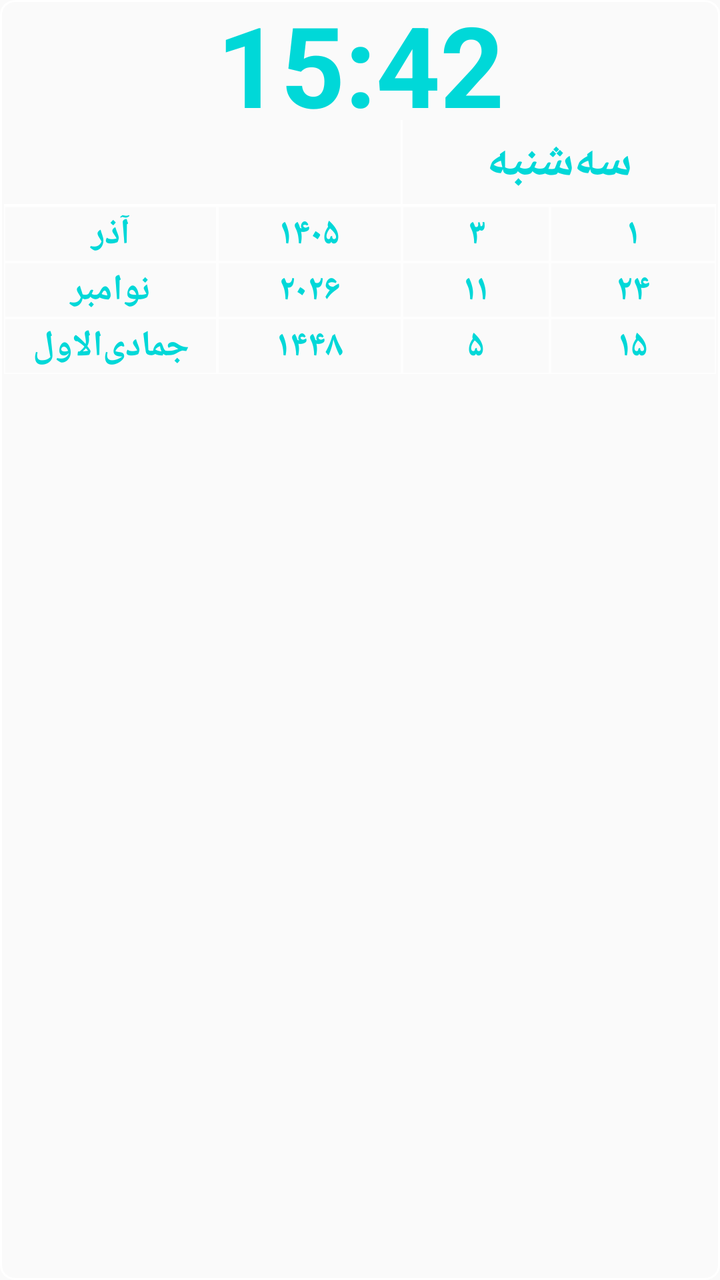
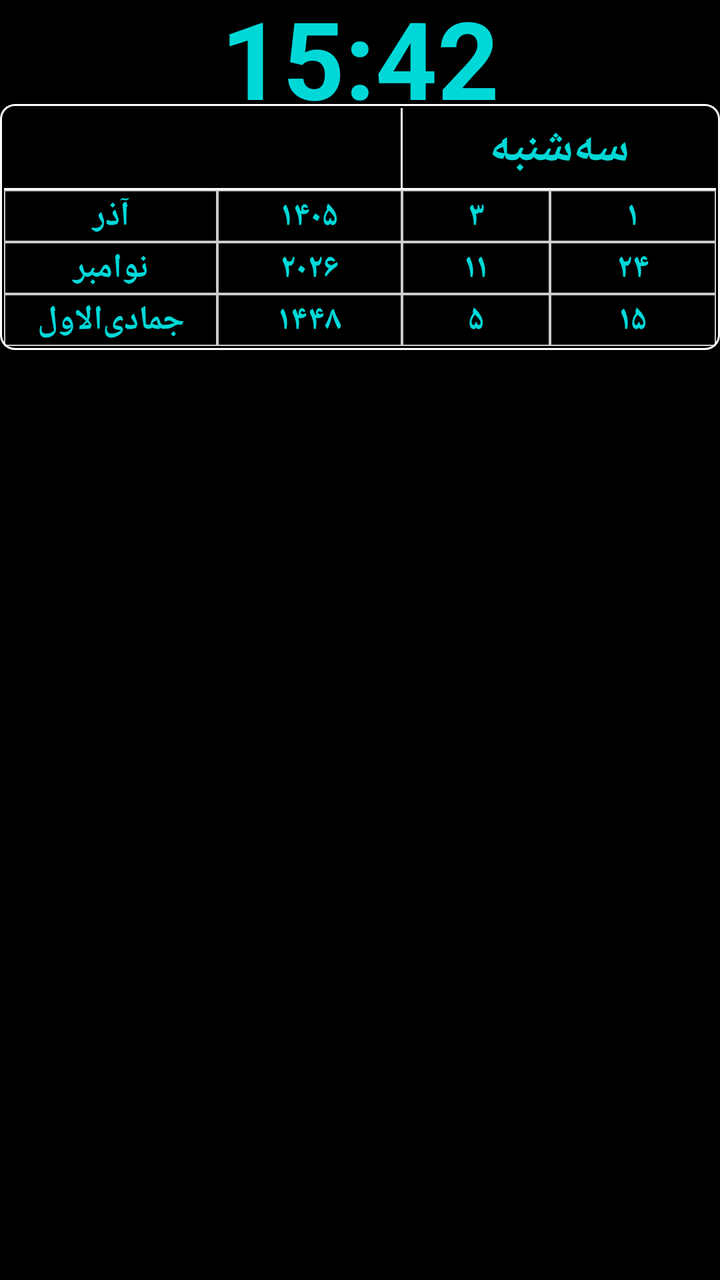

Two renders of the same Android screen: before a commit and after it. Below are the layout's source before the change and the commit's diff.
<!-- AndroidManifest.xml: application theme android:Theme.Material.Light.NoActionBar -->
<!-- res/layout/widget_calendar.xml -->
<?xml version="1.0" encoding="utf-8"?>
<LinearLayout xmlns:android="http://schemas.android.com/apk/res/android"
    android:id="@+id/widgetRoot"
    android:layout_width="match_parent"
    android:layout_height="wrap_content"
    android:orientation="vertical"
    android:layoutDirection="rtl"
    android:background="@drawable/widget_outline"
    android:padding="2dp">

    <TextView
        android:id="@+id/clockText"
        android:layout_width="match_parent"
        android:layout_height="58dp"
        android:gravity="center"
        android:fontFamily="sans-serif"
        android:includeFontPadding="false"
        android:singleLine="true"
        android:text="15:42"
        android:textColor="#FF00D8D8"
        android:textSize="56sp"
        android:textStyle="bold" />

    <LinearLayout
        android:layout_width="match_parent"
        android:layout_height="42dp"
        android:orientation="horizontal"
        android:layoutDirection="rtl"
        android:gravity="center_vertical">

        <TextView
            android:id="@+id/weekdayText"
            android:layout_width="0dp"
            android:layout_height="match_parent"
            android:layout_weight="1.7"
            android:gravity="center"
            android:singleLine="true"
            android:text="سه‌شنبه"
            android:textColor="#FF00D8D8"
            android:textSize="25sp"
            android:textStyle="bold" />

        <View
            android:layout_width="1dp"
            android:layout_height="match_parent"
            android:background="#FFFFFFFF" />

        <TextView
            android:id="@+id/eventsText"
            android:layout_width="0dp"
            android:layout_height="match_parent"
            android:layout_weight="2.15"
            android:gravity="center"
            android:paddingStart="4dp"
            android:paddingEnd="4dp"
            android:text=""
            android:textColor="#FF00D8D8"
            android:textSize="15sp"
            android:textStyle="bold"
            android:maxLines="2"
            android:ellipsize="end" />
    </LinearLayout>

    <View
        android:layout_width="match_parent"
        android:layout_height="1dp"
        android:background="#FFFFFFFF" />

    <LinearLayout
        android:layout_width="match_parent"
        android:layout_height="28dp"
        android:orientation="horizontal"
        android:layoutDirection="rtl">
        <TextView android:id="@+id/pDay" android:layout_width="0dp" android:layout_height="match_parent" android:layout_weight="0.9" android:gravity="center" android:singleLine="true" android:background="@drawable/widget_cell" android:padding="1dp" android:text="۱" android:textColor="#FF00D8D8" android:textSize="18sp" android:textStyle="bold"/>
        <TextView android:id="@+id/pMonthNum" android:layout_width="0dp" android:layout_height="match_parent" android:layout_weight="0.8" android:gravity="center" android:singleLine="true" android:background="@drawable/widget_cell" android:padding="1dp" android:text="۳" android:textColor="#FF00D8D8" android:textSize="18sp" android:textStyle="bold"/>
        <TextView android:id="@+id/pYear" android:layout_width="0dp" android:layout_height="match_parent" android:layout_weight="1.0" android:gravity="center" android:singleLine="true" android:background="@drawable/widget_cell" android:padding="1dp" android:text="۱۴۰۵" android:textColor="#FF00D8D8" android:textSize="18sp" android:textStyle="bold"/>
        <TextView android:id="@+id/pMonth" android:layout_width="0dp" android:layout_height="match_parent" android:layout_weight="1.15" android:gravity="center" android:singleLine="true" android:background="@drawable/widget_cell" android:padding="1dp" android:text="آذر" android:textColor="#FF00D8D8" android:textSize="18sp" android:textStyle="bold"/>
    </LinearLayout>

    <LinearLayout
        android:layout_width="match_parent"
        android:layout_height="28dp"
        android:orientation="horizontal"
        android:layoutDirection="rtl">
        <TextView android:id="@+id/gDay" android:layout_width="0dp" android:layout_height="match_parent" android:layout_weight="0.9" android:gravity="center" android:singleLine="true" android:background="@drawable/widget_cell" android:padding="1dp" android:text="۲۴" android:textColor="#FF00D8D8" android:textSize="18sp" android:textStyle="bold"/>
        <TextView android:id="@+id/gMonthNum" android:layout_width="0dp" android:layout_height="match_parent" android:layout_weight="0.8" android:gravity="center" android:singleLine="true" android:background="@drawable/widget_cell" android:padding="1dp" android:text="۱۱" android:textColor="#FF00D8D8" android:textSize="18sp" android:textStyle="bold"/>
        <TextView android:id="@+id/gYear" android:layout_width="0dp" android:layout_height="match_parent" android:layout_weight="1.0" android:gravity="center" android:singleLine="true" android:background="@drawable/widget_cell" android:padding="1dp" android:text="۲۰۲۶" android:textColor="#FF00D8D8" android:textSize="18sp" android:textStyle="bold"/>
        <TextView android:id="@+id/gMonth" android:layout_width="0dp" android:layout_height="match_parent" android:layout_weight="1.15" android:gravity="center" android:singleLine="true" android:background="@drawable/widget_cell" android:padding="1dp" android:text="نوامبر" android:textColor="#FF00D8D8" android:textSize="18sp" android:textStyle="bold"/>
    </LinearLayout>

    <LinearLayout
        android:layout_width="match_parent"
        android:layout_height="28dp"
        android:orientation="horizontal"
        android:layoutDirection="rtl">
        <TextView android:id="@+id/hDay" android:layout_width="0dp" android:layout_height="match_parent" android:layout_weight="0.9" android:gravity="center" android:singleLine="true" android:background="@drawable/widget_cell" android:padding="1dp" android:text="۱۵" android:textColor="#FF00D8D8" android:textSize="18sp" android:textStyle="bold"/>
        <TextView android:id="@+id/hMonthNum" android:layout_width="0dp" android:layout_height="match_parent" android:layout_weight="0.8" android:gravity="center" android:singleLine="true" android:background="@drawable/widget_cell" android:padding="1dp" android:text="۵" android:textColor="#FF00D8D8" android:textSize="18sp" android:textStyle="bold"/>
        <TextView android:id="@+id/hYear" android:layout_width="0dp" android:layout_height="match_parent" android:layout_weight="1.0" android:gravity="center" android:singleLine="true" android:background="@drawable/widget_cell" android:padding="1dp" android:text="۱۴۴۸" android:textColor="#FF00D8D8" android:textSize="18sp" android:textStyle="bold"/>
        <TextView android:id="@+id/hMonth" android:layout_width="0dp" android:layout_height="match_parent" android:layout_weight="1.15" android:gravity="center" android:singleLine="true" android:background="@drawable/widget_cell" android:padding="1dp" android:text="جمادی‌الاول" android:textColor="#FF00D8D8" android:textSize="18sp" android:textStyle="bold"/>
    </LinearLayout>
</LinearLayout>
<!-- resources referenced by this layout -->
<resources>
  <!-- drawable widget_cell (drawable) -->
  <shape xmlns:android="http://schemas.android.com/apk/res/android"><solid android:color="#00000000"/><stroke android:width="0.7dp" android:color="#CCFFFFFF"/></shape>
  <!-- drawable widget_outline (drawable) -->
  <shape xmlns:android="http://schemas.android.com/apk/res/android"><solid android:color="#00000000"/><stroke android:width="1dp" android:color="#FFFFFFFF"/><corners android:radius="7dp"/></shape>
</resources>

<!-- the commit's change to res/layout/widget_calendar.xml (unified diff, before → after) -->
@@ -5,97 +5,106 @@
     android:layout_height="wrap_content"
     android:orientation="vertical"
     android:layoutDirection="rtl"
-    android:background="@drawable/widget_outline"
-    android:padding="2dp">
+    android:background="#FF000000">
 
     <TextView
         android:id="@+id/clockText"
         android:layout_width="match_parent"
-        android:layout_height="58dp"
+        android:layout_height="52dp"
         android:gravity="center"
         android:fontFamily="sans-serif"
         android:includeFontPadding="false"
         android:singleLine="true"
         android:text="15:42"
         android:textColor="#FF00D8D8"
-        android:textSize="56sp"
+        android:textSize="54sp"
         android:textStyle="bold" />
 
     <LinearLayout
+        android:id="@+id/calendarFrame"
         android:layout_width="match_parent"
-        android:layout_height="42dp"
-        android:orientation="horizontal"
+        android:layout_height="wrap_content"
+        android:orientation="vertical"
         android:layoutDirection="rtl"
-        android:gravity="center_vertical">
+        android:background="@drawable/widget_outline"
+        android:padding="2dp">
 
-        <TextView
-            android:id="@+id/weekdayText"
-            android:layout_width="0dp"
-            android:layout_height="match_parent"
-            android:layout_weight="1.7"
-            android:gravity="center"
-            android:singleLine="true"
-            android:text="سه‌شنبه"
-            android:textColor="#FF00D8D8"
-            android:textSize="25sp"
-            android:textStyle="bold" />
+        <LinearLayout
+            android:layout_width="match_parent"
+            android:layout_height="40dp"
+            android:orientation="horizontal"
+            android:layoutDirection="rtl"
+            android:gravity="center_vertical">
+
+            <TextView
+                android:id="@+id/weekdayText"
+                android:layout_width="0dp"
+                android:layout_height="match_parent"
+                android:layout_weight="1.7"
+                android:gravity="center"
+                android:singleLine="true"
+                android:text="سه‌شنبه"
+                android:textColor="#FF00D8D8"
+                android:textSize="24sp"
+                android:textStyle="bold" />
+
+            <View
+                android:layout_width="1dp"
+                android:layout_height="match_parent"
+                android:background="#FFFFFFFF" />
+
+            <TextView
+                android:id="@+id/eventsText"
+                android:layout_width="0dp"
+                android:layout_height="match_parent"
+                android:layout_weight="2.15"
+                android:gravity="center"
+                android:paddingStart="4dp"
+                android:paddingEnd="4dp"
+                android:text=""
+                android:textColor="#FF00D8D8"
+                android:textSize="15sp"
+                android:textStyle="bold"
+                android:maxLines="2"
+                android:ellipsize="end" />
+        </LinearLayout>
 
         <View
-            android:layout_width="1dp"
-            android:layout_height="match_parent"
+            android:layout_width="match_parent"
+            android:layout_height="1dp"
             android:background="#FFFFFFFF" />
 
-        <TextView
-            android:id="@+id/eventsText"
-            android:layout_width="0dp"
-            android:layout_height="match_parent"
-            android:layout_weight="2.15"
-            android:gravity="center"
-            android:paddingStart="4dp"
-            android:paddingEnd="4dp"
-            android:text=""
-            android:textColor="#FF00D8D8"
-            android:textSize="15sp"
-            android:textStyle="bold"
-            android:maxLines="2"
-            android:ellipsize="end" />
-    </LinearLayout>
+        <LinearLayout
+            android:layout_width="match_parent"
+            android:layout_height="26dp"
+            android:orientation="horizontal"
+            android:layoutDirection="rtl">
+            <TextView android:id="@+id/pDay" android:layout_width="0dp" android:layout_height="match_parent" android:layout_weight="0.9" android:gravity="center" android:singleLine="true" android:background="@drawable/widget_cell" android:padding="1dp" android:text="۱" android:textColor="#FF00D8D8" android:textSize="17sp" android:textStyle="bold"/>
+            <TextView android:id="@+id/pMonthNum" android:layout_width="0dp" android:layout_height="match_parent" android:layout_weight="0.8" android:gravity="center" android:singleLine="true" android:background="@drawable/widget_cell" android:padding="1dp" android:text="۳" android:textColor="#FF00D8D8" android:textSize="17sp" android:textStyle="bold"/>
+            <TextView android:id="@+id/pYear" android:layout_width="0dp" android:layout_height="match_parent" android:layout_weight="1.0" android:gravity="center" android:singleLine="true" android:background="@drawable/widget_cell" android:padding="1dp" android:text="۱۴۰۵" android:textColor="#FF00D8D8" android:textSize="17sp" android:textStyle="bold"/>
+            <TextView android:id="@+id/pMonth" android:layout_width="0dp" android:layout_height="match_parent" android:layout_weight="1.15" android:gravity="center" android:singleLine="true" android:background="@drawable/widget_cell" android:padding="1dp" android:text="آذر" android:textColor="#FF00D8D8" android:textSize="17sp" android:textStyle="bold"/>
+        </LinearLayout>
 
-    <View
-        android:layout_width="match_parent"
-        android:layout_height="1dp"
-        android:background="#FFFFFFFF" />
+        <LinearLayout
+            android:layout_width="match_parent"
+            android:layout_height="26dp"
+            android:orientation="horizontal"
+            android:layoutDirection="rtl">
+            <TextView android:id="@+id/gDay" android:layout_width="0dp" android:layout_height="match_parent" android:layout_weight="0.9" android:gravity="center" android:singleLine="true" android:background="@drawable/widget_cell" android:padding="1dp" android:text="۲۴" android:textColor="#FF00D8D8" android:textSize="17sp" android:textStyle="bold"/>
+            <TextView android:id="@+id/gMonthNum" android:layout_width="0dp" android:layout_height="match_parent" android:layout_weight="0.8" android:gravity="center" android:singleLine="true" android:background="@drawable/widget_cell" android:padding="1dp" android:text="۱۱" android:textColor="#FF00D8D8" android:textSize="17sp" android:textStyle="bold"/>
+            <TextView android:id="@+id/gYear" android:layout_width="0dp" android:layout_height="match_parent" android:layout_weight="1.0" android:gravity="center" android:singleLine="true" android:background="@drawable/widget_cell" android:padding="1dp" android:text="۲۰۲۶" android:textColor="#FF00D8D8" android:textSize="17sp" android:textStyle="bold"/>
+            <TextView android:id="@+id/gMonth" android:layout_width="0dp" android:layout_height="match_parent" android:layout_weight="1.15" android:gravity="center" android:singleLine="true" android:background="@drawable/widget_cell" android:padding="1dp" android:text="نوامبر" android:textColor="#FF00D8D8" android:textSize="17sp" android:textStyle="bold"/>
+        </LinearLayout>
 
-    <LinearLayout
-        android:layout_width="match_parent"
-        android:layout_height="28dp"
-        android:orientation="horizontal"
-        android:layoutDirection="rtl">
-        <TextView android:id="@+id/pDay" android:layout_width="0dp" android:layout_height="match_parent" android:layout_weight="0.9" android:gravity="center" android:singleLine="true" android:background="@drawable/widget_cell" android:padding="1dp" android:text="۱" android:textColor="#FF00D8D8" android:textSize="18sp" android:textStyle="bold"/>
-        <TextView android:id="@+id/pMonthNum" android:layout_width="0dp" android:layout_height="match_parent" android:layout_weight="0.8" android:gravity="center" android:singleLine="true" android:background="@drawable/widget_cell" android:padding="1dp" android:text="۳" android:textColor="#FF00D8D8" android:textSize="18sp" android:textStyle="bold"/>
-        <TextView android:id="@+id/pYear" android:layout_width="0dp" android:layout_height="match_parent" android:layout_weight="1.0" android:gravity="center" android:singleLine="true" android:background="@drawable/widget_cell" android:padding="1dp" android:text="۱۴۰۵" android:textColor="#FF00D8D8" android:textSize="18sp" android:textStyle="bold"/>
-        <TextView android:id="@+id/pMonth" android:layout_width="0dp" android:layout_height="match_parent" android:layout_weight="1.15" android:gravity="center" android:singleLine="true" android:background="@drawable/widget_cell" android:padding="1dp" android:text="آذر" android:textColor="#FF00D8D8" android:textSize="18sp" android:textStyle="bold"/>
-    </LinearLayout>
-
-    <LinearLayout
-        android:layout_width="match_parent"
-        android:layout_height="28dp"
-        android:orientation="horizontal"
-        android:layoutDirection="rtl">
-        <TextView android:id="@+id/gDay" android:layout_width="0dp" android:layout_height="match_parent" android:layout_weight="0.9" android:gravity="center" android:singleLine="true" android:background="@drawable/widget_cell" android:padding="1dp" android:text="۲۴" android:textColor="#FF00D8D8" android:textSize="18sp" android:textStyle="bold"/>
-        <TextView android:id="@+id/gMonthNum" android:layout_width="0dp" android:layout_height="match_parent" android:layout_weight="0.8" android:gravity="center" android:singleLine="true" android:background="@drawable/widget_cell" android:padding="1dp" android:text="۱۱" android:textColor="#FF00D8D8" android:textSize="18sp" android:textStyle="bold"/>
-        <TextView android:id="@+id/gYear" android:layout_width="0dp" android:layout_height="match_parent" android:layout_weight="1.0" android:gravity="center" android:singleLine="true" android:background="@drawable/widget_cell" android:padding="1dp" android:text="۲۰۲۶" android:textColor="#FF00D8D8" android:textSize="18sp" android:textStyle="bold"/>
-        <TextView android:id="@+id/gMonth" android:layout_width="0dp" android:layout_height="match_parent" android:layout_weight="1.15" android:gravity="center" android:singleLine="true" android:background="@drawable/widget_cell" android:padding="1dp" android:text="نوامبر" android:textColor="#FF00D8D8" android:textSize="18sp" android:textStyle="bold"/>
-    </LinearLayout>
-
-    <LinearLayout
-        android:layout_width="match_parent"
-        android:layout_height="28dp"
-        android:orientation="horizontal"
-        android:layoutDirection="rtl">
-        <TextView android:id="@+id/hDay" android:layout_width="0dp" android:layout_height="match_parent" android:layout_weight="0.9" android:gravity="center" android:singleLine="true" android:background="@drawable/widget_cell" android:padding="1dp" android:text="۱۵" android:textColor="#FF00D8D8" android:textSize="18sp" android:textStyle="bold"/>
-        <TextView android:id="@+id/hMonthNum" android:layout_width="0dp" android:layout_height="match_parent" android:layout_weight="0.8" android:gravity="center" android:singleLine="true" android:background="@drawable/widget_cell" android:padding="1dp" android:text="۵" android:textColor="#FF00D8D8" android:textSize="18sp" android:textStyle="bold"/>
-        <TextView android:id="@+id/hYear" android:layout_width="0dp" android:layout_height="match_parent" android:layout_weight="1.0" android:gravity="center" android:singleLine="true" android:background="@drawable/widget_cell" android:padding="1dp" android:text="۱۴۴۸" android:textColor="#FF00D8D8" android:textSize="18sp" android:textStyle="bold"/>
-        <TextView android:id="@+id/hMonth" android:layout_width="0dp" android:layout_height="match_parent" android:layout_weight="1.15" android:gravity="center" android:singleLine="true" android:background="@drawable/widget_cell" android:padding="1dp" android:text="جمادی‌الاول" android:textColor="#FF00D8D8" android:textSize="18sp" android:textStyle="bold"/>
+        <LinearLayout
+            android:layout_width="match_parent"
+            android:layout_height="26dp"
+            android:orientation="horizontal"
+            android:layoutDirection="rtl">
+            <TextView android:id="@+id/hDay" android:layout_width="0dp" android:layout_height="match_parent" android:layout_weight="0.9" android:gravity="center" android:singleLine="true" android:background="@drawable/widget_cell" android:padding="1dp" android:text="۱۵" android:textColor="#FF00D8D8" android:textSize="17sp" android:textStyle="bold"/>
+            <TextView android:id="@+id/hMonthNum" android:layout_width="0dp" android:layout_height="match_parent" android:layout_weight="0.8" android:gravity="center" android:singleLine="true" android:background="@drawable/widget_cell" android:padding="1dp" android:text="۵" android:textColor="#FF00D8D8" android:textSize="17sp" android:textStyle="bold"/>
+            <TextView android:id="@+id/hYear" android:layout_width="0dp" android:layout_height="match_parent" android:layout_weight="1.0" android:gravity="center" android:singleLine="true" android:background="@drawable/widget_cell" android:padding="1dp" android:text="۱۴۴۸" android:textColor="#FF00D8D8" android:textSize="17sp" android:textStyle="bold"/>
+            <TextView android:id="@+id/hMonth" android:layout_width="0dp" android:layout_height="match_parent" android:layout_weight="1.15" android:gravity="center" android:singleLine="true" android:background="@drawable/widget_cell" android:padding="1dp" android:text="جمادی‌الاول" android:textColor="#FF00D8D8" android:textSize="17sp" android:textStyle="bold"/>
+        </LinearLayout>
     </LinearLayout>
 </LinearLayout>
